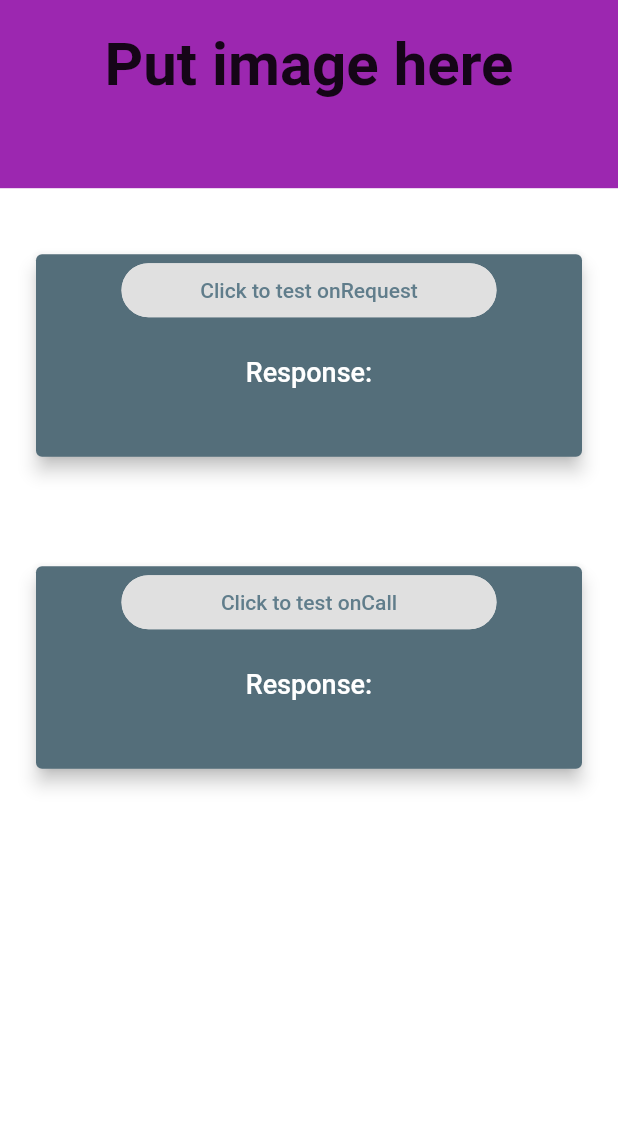
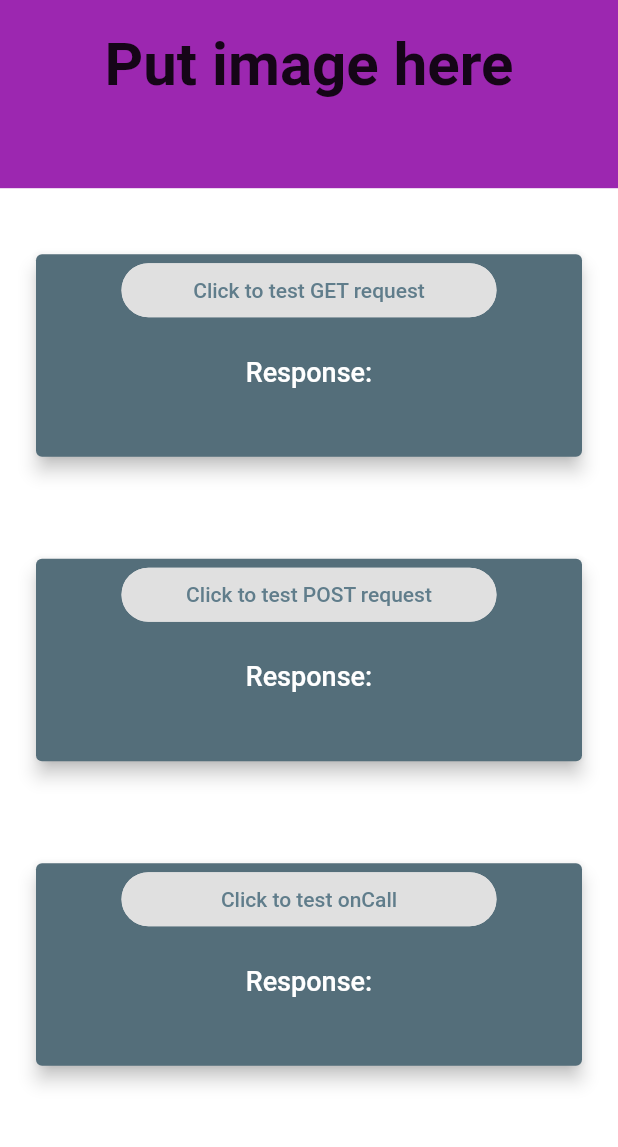
Before and after one commit to hoonblizz/Flutter_Study_Web, a Flutter app: the FirebaseFunctionsTutorialPage screen opened by its route, on a phone screen of 412 x 824 dp, the part 59-1206 px from its top. Run offline on Flutter 3.47's test engine with Material 2 defaults, Android fonts, the phone set to English and light mode, and no system bars; our stand-ins replace cloud_functions, dynamic_theme, fluro, get_it; Roboto replaces fonts that are missing (Montserrat).

Commit message:
firebase functions example done

```diff
--- a/lib/tutorialPages/02_firebase_functions/firebase_functions_tutorial_page.dart
+++ b/lib/tutorialPages/02_firebase_functions/firebase_functions_tutorial_page.dart
@@ -1,7 +1,11 @@
+import 'dart:convert';
+
+import 'package:cloud_functions/cloud_functions.dart';
 import 'package:flutter/material.dart';
 import 'package:flutter_study_web/constants.dart';
 import 'package:flutter_study_web/responsive.dart';
 import 'package:flutter_study_web/widgets/default_page_frame.dart';
+import 'package:http/http.dart' as http;
 
 class FirebaseFunctionsTutorialPage extends StatefulWidget {
   @override
@@ -11,10 +15,81 @@ class FirebaseFunctionsTutorialPage extends StatefulWidget {
 
 class _FirebaseFunctionsTutorialPageState
     extends State<FirebaseFunctionsTutorialPage> {
-  String _responseOnRequest = "";
+  String _responseOnRequestGET = "";
+  String _responseOnRequestPOST = "";
   String _responseOnCall = "";
-  void _onPressTestOnRequest() async {}
-  void _onPressTestOnCall() async {}
+  void _onPressTestOnRequestGET() async {
+    setState(() {
+      _responseOnRequestGET = "";
+    });
+    try {
+      final res = await http.get(
+          "https://us-central1-flutterstudyweb.cloudfunctions.net/testOnRequest?message=hello&num1=2&num2=4");
+      print('[onRequest] Res: ${res.body.toString()}');
+      setState(() {
+        _responseOnRequestGET = res.body.toString();
+      });
+    } catch (e) {
+      setState(() {
+        _responseOnRequestGET = '[onRequest] General exception:' + e.toString();
+      });
+    }
+  }
+
+  void _onPressTestOnRequestPOST() async {
+    setState(() {
+      _responseOnRequestPOST = "";
+    });
+    try {
+      final res = await http.post(
+          "https://us-central1-flutterstudyweb.cloudfunctions.net/testOnRequest",
+          body: jsonEncode({
+            'message': 'hello there',
+            'num1': 3,
+            'num2': 4,
+          }));
+      print('[onRequest] Res: ${res.body.toString()}');
+      setState(() {
+        _responseOnRequestPOST = res.body.toString();
+      });
+    } catch (e) {
+      setState(() {
+        _responseOnRequestPOST =
+            '[onRequest] General exception:' + e.toString();
+      });
+    }
+  }
+
+  void _onPressTestOnCall() async {
+    setState(() {
+      _responseOnCall = "";
+    });
+    try {
+      final HttpsCallable callable = CloudFunctions.instance.getHttpsCallable(
+        functionName: 'testOnCall',
+      );
+
+      dynamic resp = await callable.call(<String, dynamic>{
+        'message': 'Hello there',
+        'num1': 2,
+        'num2': 4,
+      });
+
+      print('[onCall] Res: ${resp.data.toString()}');
+      setState(() {
+        _responseOnCall = resp.data.toString();
+      });
+    } on CloudFunctionsException catch (e) {
+      setState(() {
+        _responseOnCall = e.code + ': ' + e.message + ' => ' + e.details;
+      });
+    } catch (e) {
+      setState(() {
+        _responseOnCall = '[onCall] General exception:' + e.toString();
+      });
+    }
+  }
+
   @override
   Widget build(BuildContext context) {
     var screenSize = MediaQuery.of(context).size;
@@ -38,9 +113,9 @@ class _FirebaseFunctionsTutorialPageState
                       children: _contentWidget(
                         themeData,
                         screenSize,
-                        'Click to test onRequest',
-                        _onPressTestOnRequest,
-                        _responseOnRequest,
+                        'Click to test GET request',
+                        _onPressTestOnRequestGET,
+                        _responseOnRequestGET,
                       ),
                     )
                   : Row(
@@ -49,15 +124,49 @@ class _FirebaseFunctionsTutorialPageState
                       children: _contentWidget(
                         themeData,
                         screenSize,
-                        'Click to test onRequest',
-                        _onPressTestOnRequest,
-                        _responseOnRequest,
+                        'Click to test GET request',
+                        _onPressTestOnRequestGET,
+                        _responseOnRequestGET,
                       ),
                     ),
             ),
           ),
           SizedBox(
-            height: 25,
+            height: 20,
+          ),
+          Container(
+            width: cardWidth,
+            padding: EdgeInsets.all(kBodyHorizontalPadding),
+            //padding: EdgeInsets.symmetric(horizontal: kBodyHorizontalPadding),
+            child: Card(
+              elevation: 5.0,
+              child: ResponsiveWidget.isSmallScreen(context)
+                  ? Column(
+                      mainAxisSize: MainAxisSize.min,
+                      mainAxisAlignment: MainAxisAlignment.center,
+                      children: _contentWidget(
+                        themeData,
+                        screenSize,
+                        'Click to test POST request',
+                        _onPressTestOnRequestPOST,
+                        _responseOnRequestPOST,
+                      ),
+                    )
+                  : Row(
+                      mainAxisSize: MainAxisSize.min,
+                      mainAxisAlignment: MainAxisAlignment.center,
+                      children: _contentWidget(
+                        themeData,
+                        screenSize,
+                        'Click to test POST request',
+                        _onPressTestOnRequestPOST,
+                        _responseOnRequestPOST,
+                      ),
+                    ),
+            ),
+          ),
+          SizedBox(
+            height: 20,
           ),
           // On Call Test button and Response text
           Container(
--- a/pubspec.yaml
+++ b/pubspec.yaml
@@ -34,6 +34,7 @@ dependencies:
   get_it:
   firebase_core:
   cloud_functions:
+  http:
 
 dev_dependencies:
   flutter_test:
```
Also changed, not shown: pubspec.lock.
